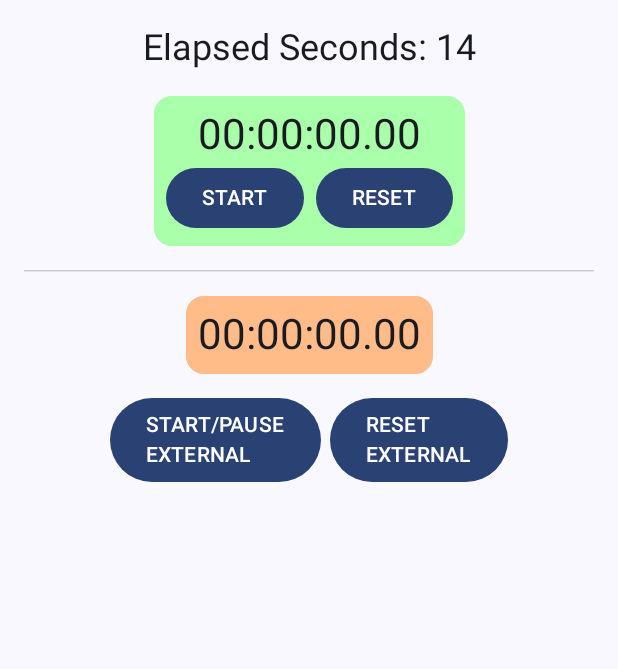
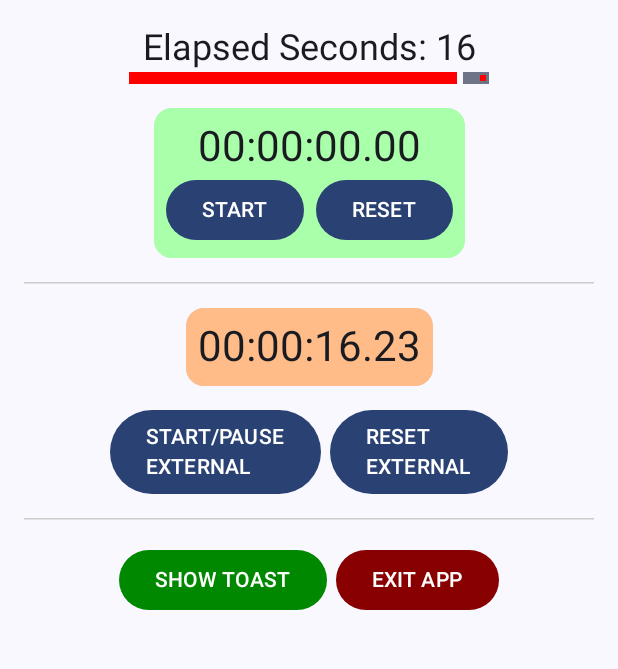
Before and after one commit to freego79/stopwatch-example, an Android app built with Jetpack Compose: the screen it shows after launch (MainActivity), after a tap on "RESET", on a phone screen of 412 x 824 dp, the part 96-765 px from its top. Run offline under Robolectric (Android 15) with nearby library versions, the phone set to English and light mode, and no system bars; 2 other taps on this screen came first.

Commit message:
ViewModelFactory, DataSource, Events, hoisted ViewState...

```diff
--- a/app/src/main/java/cz/freego/tutorial/stopwatchexample/MainActivity.kt
+++ b/app/src/main/java/cz/freego/tutorial/stopwatchexample/MainActivity.kt
@@ -13,7 +13,7 @@ import androidx.compose.material3.Scaffold
 import androidx.compose.material3.Text
 import androidx.compose.material3.TopAppBarDefaults
 import androidx.compose.ui.Modifier
-import cz.freego.tutorial.stopwatchexample.ui.component.TestCompose
+import cz.freego.tutorial.stopwatchexample.ui.TestCompose
 import cz.freego.tutorial.stopwatchexample.ui.theme.StopWatchExampleTheme
 
 @OptIn(ExperimentalMaterial3Api::class)
@@ -35,7 +35,8 @@ class MainActivity : ComponentActivity() {
                     }
                 ) { innerPadding ->
                     TestCompose(
-                        modifier = Modifier.padding(innerPadding)
+                        modifier = Modifier.padding(innerPadding),
+                        elapsedSeconds = 0,
                     )
                 }
             }
--- /dev/null
+++ b/app/src/main/java/cz/freego/tutorial/stopwatchexample/data/datasource/GreetingsDataSource.kt
@@ -0,0 +1,37 @@
+package cz.freego.tutorial.stopwatchexample.data.datasource
+
+class GreetingsDataSource {
+
+    private val greetings = listOf(
+        "Hello!",
+        "Hi!",
+        "Hey!",
+        "Greetings!",
+        "Good morning!",
+        "Good afternoon!",
+        "Good evening!",
+        "Good night!",
+        "What's up!",
+        "Howdy!",
+        "Yo!",
+        "What's going on!",
+        "Hi there!",
+        "Hey there!",
+        "How’s it going!",
+        "What's new!",
+        "Sup!",
+        "Salutations!",
+        "Holla!",
+        "Cheers!",
+        "Peace!",
+        "Welcome!",
+        "How do you do!",
+        "Good to see you!"
+    )
+    private var index = 0
+
+    fun nextGreetings(): String {
+        if (index >= greetings.size) index = 0
+        return greetings[index++]
+    }
+}
--- a/app/src/main/java/cz/freego/tutorial/stopwatchexample/ui/component/StopWatchCompose.kt
+++ b/app/src/main/java/cz/freego/tutorial/stopwatchexample/ui/StopWatchCompose.kt
@@ -1,4 +1,4 @@
-package cz.freego.tutorial.stopwatchexample.ui.component
+package cz.freego.tutorial.stopwatchexample.ui
 
 import androidx.compose.foundation.layout.Column
 import androidx.compose.foundation.layout.Row
@@ -14,8 +14,9 @@ import androidx.compose.ui.Alignment
 import androidx.compose.ui.Modifier
 import androidx.compose.ui.tooling.preview.Preview
 import androidx.compose.ui.unit.dp
-import androidx.lifecycle.viewmodel.compose.viewModel
 import cz.freego.tutorial.stopwatchexample.ui.theme.StopWatchExampleTheme
+import cz.freego.tutorial.stopwatchexample.viewmodel.StopWatchViewModel
+import cz.freego.tutorial.stopwatchexample.viewmodel.rememberStopWatchViewModel
 import java.util.Locale
 import java.util.concurrent.TimeUnit
 
@@ -23,23 +24,23 @@ import java.util.concurrent.TimeUnit
 fun StopWatchCompose(
     modifier: Modifier = Modifier,
     showButtons: Boolean = true,
-    viewModel: StopWatchViewModel = viewModel(),
-    // viewModel() je funkce, která je součástí Jetpack Compose a zajišťuje, že ViewModel je
-    // správně přiřazen k životnímu cyklu komponenty, např. aktivity nebo fragmentu. Tím pádem se
-    // stav ve StopWatchViewModel neztratí při otočení obrazovky.
+    viewModel: StopWatchViewModel = rememberStopWatchViewModel(),
 ) {
     Card {
         Column(
             modifier = modifier.padding(8.dp),
             horizontalAlignment = Alignment.CenterHorizontally
         ) {
-            Text(text = formatTime(viewModel.elapsedTime), style = MaterialTheme.typography.headlineMedium)
+            Text(
+                text = formatTime(viewModel.viewState.elapsedTime),
+                style = MaterialTheme.typography.headlineMedium
+            )
             if (showButtons) {
                 Row {
                     Button(onClick = { viewModel.startPause() }) {
                         Text(
                             when {
-                                viewModel.elapsedTime > 0L && !viewModel.running -> "RESUME"
+                                viewModel.viewState.elapsedTime > 0L && !viewModel.running -> "RESUME"
                                 viewModel.running -> "PAUSE"
                                 else -> "START"
                             }
--- /dev/null
+++ b/app/src/main/java/cz/freego/tutorial/stopwatchexample/ui/StopWatchViewState.kt
@@ -0,0 +1,10 @@
+package cz.freego.tutorial.stopwatchexample.ui
+
+import androidx.compose.runtime.getValue
+import androidx.compose.runtime.mutableLongStateOf
+import androidx.compose.runtime.setValue
+
+class StopWatchViewState {
+
+    var elapsedTime by mutableLongStateOf(0L)
+}
--- /dev/null
+++ b/app/src/main/java/cz/freego/tutorial/stopwatchexample/ui/TestCompose.kt
@@ -0,0 +1,166 @@
+package cz.freego.tutorial.stopwatchexample.ui
+
+import android.widget.Toast
+import androidx.compose.foundation.background
+import androidx.compose.foundation.layout.Column
+import androidx.compose.foundation.layout.Row
+import androidx.compose.foundation.layout.Spacer
+import androidx.compose.foundation.layout.height
+import androidx.compose.foundation.layout.padding
+import androidx.compose.foundation.layout.width
+import androidx.compose.foundation.rememberScrollState
+import androidx.compose.foundation.verticalScroll
+import androidx.compose.material3.Button
+import androidx.compose.material3.ButtonDefaults
+import androidx.compose.material3.HorizontalDivider
+import androidx.compose.material3.LinearProgressIndicator
+import androidx.compose.material3.MaterialTheme
+import androidx.compose.material3.Text
+import androidx.compose.runtime.Composable
+import androidx.compose.runtime.LaunchedEffect
+import androidx.compose.ui.Alignment
+import androidx.compose.ui.Modifier
+import androidx.compose.ui.graphics.Color
+import androidx.compose.ui.graphics.StrokeCap
+import androidx.compose.ui.platform.LocalContext
+import androidx.compose.ui.tooling.preview.Preview
+import androidx.compose.ui.unit.dp
+import cz.freego.tutorial.stopwatchexample.ui.theme.StopWatchExampleTheme
+import cz.freego.tutorial.stopwatchexample.viewmodel.StopWatchViewModel
+import cz.freego.tutorial.stopwatchexample.viewmodel.TestViewModel
+import cz.freego.tutorial.stopwatchexample.viewmodel.rememberStopWatchViewModel
+import cz.freego.tutorial.stopwatchexample.viewmodel.rememberTestViewModel
+
+@Composable
+fun TestCompose(
+    modifier: Modifier = Modifier,
+    elapsedSeconds: Int = 0,
+    viewModel: TestViewModel = rememberTestViewModel(initialSeconds = elapsedSeconds)
+) {
+    val firstStopWatchViewModel = rememberStopWatchViewModel(
+        initialMillis = 30000L,
+        key = "firstStopWatchViewModel",
+    )
+
+    val externalStopWatchViewModel = rememberStopWatchViewModel(
+        isRunning = true,
+        key = "externalStopWatchViewModel",
+    )
+
+    val context = LocalContext.current
+
+    // Odběr událostí z ViewModelu
+    LaunchedEffect(viewModel.eventFlow) {
+        viewModel.eventFlow.collect { event ->
+            when (event) {
+                is TestViewModel.Event.ShowToast -> {
+                    Toast.makeText(context, event.message, Toast.LENGTH_SHORT).show()
+                }
+                is TestViewModel.Event.ExitEvent -> {
+                    (context as? android.app.Activity)?.finish()
+                }
+            }
+        }
+    }
+
+    with(viewModel) {
+        Test.Content(
+            actions = this,
+            secondsElapsed = viewState.secondsElapsed,
+            progressToExit = viewState.progressToExit,
+            modifier = modifier,
+            firstStopWatchViewModel = firstStopWatchViewModel,
+            externalStopWatchViewModel = externalStopWatchViewModel,
+        )
+    }
+}
+
+object Test {
+
+    interface Actions {
+        fun showGreetings() = Unit
+        fun exitApp() = Unit
+    }
+
+    @Composable
+    fun Content(
+        actions: Actions,
+        secondsElapsed: Int,
+        progressToExit: Float,
+        modifier: Modifier = Modifier,
+        firstStopWatchViewModel: StopWatchViewModel,
+        externalStopWatchViewModel: StopWatchViewModel,
+    ) {
+        Column(
+            modifier = modifier
+                .verticalScroll(rememberScrollState())
+                .padding(16.dp),
+            horizontalAlignment = Alignment.CenterHorizontally
+        ) {
+            Text(text = "Elapsed Seconds: $secondsElapsed", style = MaterialTheme.typography.headlineSmall)
+
+            LinearProgressIndicator(
+                progress = { progressToExit },
+                modifier = Modifier.height(8.dp),
+                color = Color.Red,
+                strokeCap = StrokeCap.Butt
+            )
+
+            Spacer(modifier = Modifier.height(16.dp))
+
+            StopWatchCompose(
+                modifier = Modifier.background(Color(0xFFAAFFAA)),
+                viewModel = firstStopWatchViewModel
+            )
+
+            Spacer(modifier = Modifier.height(16.dp))
+            HorizontalDivider(thickness = 1.dp, color = Color.LightGray)
+            Spacer(modifier = Modifier.height(16.dp))
+
+            StopWatchCompose(
+                modifier = Modifier.background(Color(0xFFFFBB88)),
+                viewModel = externalStopWatchViewModel,
+                showButtons = false
+            )
+
+            Spacer(modifier = Modifier.height(16.dp))
+            Row {
+                Button(onClick = { externalStopWatchViewModel.startPause() }) {
+                    Text("START/PAUSE\nEXTERNAL")
+                }
+                Spacer(modifier = Modifier.width(6.dp))
+                Button(onClick = { externalStopWatchViewModel.reset() }) {
+                    Text("RESET\nEXTERNAL")
+                }
+            }
+
+            Spacer(modifier = Modifier.height(16.dp))
+            HorizontalDivider(thickness = 1.dp, color = Color.LightGray)
+            Spacer(modifier = Modifier.height(16.dp))
+
+            Row {
+                Button(
+                    colors = ButtonDefaults.buttonColors().copy(containerColor = Color(0xFF008800)),
+                    onClick = { actions.showGreetings() }
+                ) {
+                    Text("SHOW TOAST")
+                }
+                Spacer(modifier = Modifier.width(6.dp))
+                Button(
+                    colors = ButtonDefaults.buttonColors().copy(containerColor = Color(0xFF880000)),
+                    onClick = { actions.exitApp() }
+                ) {
+                    Text("EXIT APP")
+                }
+            }
+        }
+    }
+}
+
+@Preview(showBackground = true)
+@Composable
+fun TestComposePreview() {
+    StopWatchExampleTheme {
+        TestCompose(elapsedSeconds = 15)
+    }
+}
--- /dev/null
+++ b/app/src/main/java/cz/freego/tutorial/stopwatchexample/ui/TestViewState.kt
@@ -0,0 +1,12 @@
+package cz.freego.tutorial.stopwatchexample.ui
+
+import androidx.compose.runtime.getValue
+import androidx.compose.runtime.mutableFloatStateOf
+import androidx.compose.runtime.mutableIntStateOf
+import androidx.compose.runtime.setValue
+
+class TestViewState {
+
+    var secondsElapsed by mutableIntStateOf(0)
+    var progressToExit by mutableFloatStateOf(1f)
+}
--- a/app/src/main/java/cz/freego/tutorial/stopwatchexample/ui/component/StopWatchViewModel.kt
+++ /dev/null
@@ -1,38 +0,0 @@
-package cz.freego.tutorial.stopwatchexample.ui.component
-
-import android.os.SystemClock
-import androidx.compose.runtime.getValue
-import androidx.compose.runtime.mutableLongStateOf
-import androidx.compose.runtime.setValue
-import androidx.lifecycle.ViewModel
-import androidx.lifecycle.viewModelScope
-import kotlinx.coroutines.delay
-import kotlinx.coroutines.launch
-
-class StopWatchViewModel : ViewModel() {
-    var elapsedTime by mutableLongStateOf(0L)
-        private set
-
-    private var startTime = 0L
-    var running = false
-
-    fun startPause() {
-        if (running) {
-            running = false
-        } else {
-            startTime = SystemClock.elapsedRealtime() - elapsedTime
-            running = true
-            viewModelScope.launch {
-                while (running) {
-                    elapsedTime = SystemClock.elapsedRealtime() - startTime
-                    delay(10)
-                }
-            }
-        }
-    }
-
-    fun reset() {
-        running = false
-        elapsedTime = 0L
-    }
-}
--- a/app/src/main/java/cz/freego/tutorial/stopwatchexample/ui/component/TestCompose.kt
+++ /dev/null
@@ -1,93 +0,0 @@
-package cz.freego.tutorial.stopwatchexample.ui.component
-
-import androidx.compose.foundation.background
-import androidx.compose.foundation.layout.Column
-import androidx.compose.foundation.layout.Row
-import androidx.compose.foundation.layout.Spacer
-import androidx.compose.foundation.layout.height
-import androidx.compose.foundation.layout.padding
-import androidx.compose.foundation.layout.width
-import androidx.compose.foundation.rememberScrollState
-import androidx.compose.foundation.verticalScroll
-import androidx.compose.material3.Button
-import androidx.compose.material3.HorizontalDivider
-import androidx.compose.material3.MaterialTheme
-import androidx.compose.material3.Text
-import androidx.compose.runtime.Composable
-import androidx.compose.ui.Alignment
-import androidx.compose.ui.Modifier
-import androidx.compose.ui.graphics.Color
-import androidx.compose.ui.tooling.preview.Preview
-import androidx.compose.ui.unit.dp
-import androidx.lifecycle.viewmodel.compose.viewModel
-import cz.freego.tutorial.stopwatchexample.ui.theme.StopWatchExampleTheme
-
-@Composable
-fun TestCompose(
-    modifier: Modifier = Modifier,
-    viewModel: TestViewModel = viewModel()
-    // viewModel() je funkce, která je součástí Jetpack Compose a zajišťuje, že ViewModel je
-    // správně přiřazen k životnímu cyklu komponenty, např. aktivity nebo fragmentu. Tím pádem se
-    // stav ve TestViewModel neztratí při otočení obrazovky.
-) {
-    val firstStopWatchViewModel: StopWatchViewModel = viewModel(
-        key = "firstStopWatchViewModel"
-    )
-    val externalStopWatchViewModel: StopWatchViewModel = viewModel(
-        key = "externalStopWatchViewModel"
-    )
-    // Proč jsme nepoužili remember? Protože Funkce remember se používá pro uchovávání stavu,
-    // ale v tomto případě neudržuje stav mezi otočením obrazovky, což způsobuje resetování stopky.
-    // Použití viewModel() zajistí, že stavy zůstanou i po změně konfigurace. Proto i zde instance
-    // firstStopWatchViewModel a externalStopWatchViewModel získáváme přes viewModel().
-    //
-    // Proč používáme v metodě viewModel() i parametr "key"? Tímto způsobem každá stopka
-    // (firstStopWatchViewModel a externalStopWatchViewModel) získá svůj vlastní
-    // nezávislý ViewModel, což znamená, že změny stavu v jedné instanci stopky nebudou
-    // ovlivňovat druhou.
-
-    Column(
-        modifier = modifier
-            .verticalScroll(rememberScrollState())
-            .padding(16.dp),
-        horizontalAlignment = Alignment.CenterHorizontally
-    ) {
-        Text(text = "Elapsed Seconds: ${viewModel.secondsElapsed}", style = MaterialTheme.typography.headlineSmall)
-
-        Spacer(modifier = Modifier.height(16.dp))
-
-        StopWatchCompose(
-            modifier = Modifier.background(Color(0xFFAAFFAA)),
-            viewModel = firstStopWatchViewModel
-        )
-
-        Spacer(modifier = Modifier.height(16.dp))
-        HorizontalDivider(thickness = 1.dp, color = Color.LightGray)
-        Spacer(modifier = Modifier.height(16.dp))
-
-        StopWatchCompose(
-            modifier = Modifier.background(Color(0xFFFFBB88)),
-            viewModel = externalStopWatchViewModel,
-            showButtons = false
-        )
-
-        Spacer(modifier = Modifier.height(16.dp))
-        Row {
-            Button(onClick = { externalStopWatchViewModel.startPause() }) {
-                Text("START/PAUSE\nEXTERNAL")
-            }
-            Spacer(modifier = Modifier.width(6.dp))
-            Button(onClick = { externalStopWatchViewModel.reset() }) {
-                Text("RESET\nEXTERNAL")
-            }
-        }
-    }
-}
-
-@Preview(showBackground = true)
-@Composable
-fun TestComposePreview() {
-    StopWatchExampleTheme {
-        TestCompose()
-    }
-}
--- a/app/src/main/java/cz/freego/tutorial/stopwatchexample/ui/component/TestViewModel.kt
+++ /dev/null
@@ -1,27 +0,0 @@
-package cz.freego.tutorial.stopwatchexample.ui.component
-
-import androidx.compose.runtime.getValue
-import androidx.compose.runtime.mutableIntStateOf
-import androidx.compose.runtime.setValue
-import androidx.lifecycle.ViewModel
-import androidx.lifecycle.viewModelScope
-import kotlinx.coroutines.delay
-import kotlinx.coroutines.launch
-
-class TestViewModel : ViewModel() {
-    var secondsElapsed by mutableIntStateOf(0)
-        private set
-
-    private var running = true
-
-    init {
-        viewModelScope.launch {
-            while (true) {
-                delay(1000)
-                if (running) {
-                    secondsElapsed++
-                }
-            }
-        }
-    }
-}
--- /dev/null
+++ b/app/src/main/java/cz/freego/tutorial/stopwatchexample/utils/ComposeHelper.kt
@@ -0,0 +1,32 @@
+package cz.freego.tutorial.stopwatchexample.utils
+
+import androidx.compose.runtime.Composable
+import androidx.compose.runtime.remember
+import androidx.lifecycle.ViewModel
+import androidx.lifecycle.ViewModelProvider
+import androidx.lifecycle.viewmodel.compose.viewModel
+
+@Composable
+fun <T : ViewModel> rememberViewModelFactory(
+    modelClass: Class<T>,
+    key: String? = null,
+    factory: () -> T,
+): T {
+    val factoryInstance = remember {
+        object : ViewModelProvider.Factory {
+            override fun <T : ViewModel> create(modelClass: Class<T>): T {
+                val viewModel = factory()
+                if (modelClass.isInstance(viewModel)) {
+                    @Suppress("UNCHECKED_CAST")
+                    return viewModel as T
+                }
+                throw IllegalArgumentException("Unknown ViewModel: $modelClass")
+            }
+        }
+    }
+    return viewModel(
+        modelClass = modelClass,
+        factory = factoryInstance,
+        key = key,
+    )
+}
--- /dev/null
+++ b/app/src/main/java/cz/freego/tutorial/stopwatchexample/viewmodel/StopWatchViewModel.kt
@@ -0,0 +1,61 @@
+package cz.freego.tutorial.stopwatchexample.viewmodel
+
+import android.os.SystemClock
+import androidx.compose.runtime.Composable
+import androidx.lifecycle.ViewModel
+import androidx.lifecycle.viewModelScope
+import cz.freego.tutorial.stopwatchexample.ui.StopWatchViewState
+import cz.freego.tutorial.stopwatchexample.utils.rememberViewModelFactory
+import kotlinx.coroutines.delay
+import kotlinx.coroutines.launch
+
+class StopWatchViewModel(
+    initialMillis: Long,
+    isRunning: Boolean,
+) : ViewModel() {
+
+    val viewState = StopWatchViewState()
+
+    private var startTime = 0L
+    var running = false
+
+    init {
+        viewState.elapsedTime = initialMillis
+        if (isRunning) startPause()
+    }
+
+    fun startPause() {
+        if (running) {
+            running = false
+        } else {
+            startTime = SystemClock.elapsedRealtime() - viewState.elapsedTime
+            running = true
+            viewModelScope.launch {
+                while (running) {
+                    viewState.elapsedTime = SystemClock.elapsedRealtime() - startTime
+                    delay(10)
+                }
+            }
+        }
+    }
+
+    fun reset() {
+        running = false
+        viewState.elapsedTime = 0L
+    }
+}
+
+@Composable
+fun rememberStopWatchViewModel(
+    initialMillis: Long = 0L,
+    isRunning: Boolean = false,
+    key: String? = null,
+) = rememberViewModelFactory(
+    modelClass = StopWatchViewModel::class.java,
+    key = key,
+) {
+    StopWatchViewModel(
+        initialMillis = initialMillis,
+        isRunning = isRunning,
+    )
+}
--- /dev/null
+++ b/app/src/main/java/cz/freego/tutorial/stopwatchexample/viewmodel/TestViewModel.kt
@@ -0,0 +1,82 @@
+package cz.freego.tutorial.stopwatchexample.viewmodel
+
+import androidx.compose.runtime.Composable
+import androidx.lifecycle.ViewModel
+import androidx.lifecycle.viewModelScope
+import cz.freego.tutorial.stopwatchexample.data.datasource.GreetingsDataSource
+import cz.freego.tutorial.stopwatchexample.ui.Test
+import cz.freego.tutorial.stopwatchexample.ui.TestViewState
+import cz.freego.tutorial.stopwatchexample.utils.rememberViewModelFactory
+import kotlinx.coroutines.delay
+import kotlinx.coroutines.flow.MutableSharedFlow
+import kotlinx.coroutines.flow.asSharedFlow
+import kotlinx.coroutines.launch
+
+class TestViewModel(
+    initialSeconds: Int,
+    private val _greetingsDataSource: GreetingsDataSource,
+): ViewModel(), Test.Actions {
+    // SharedFlow pro posílání událostí do UI
+    private val _eventFlow = MutableSharedFlow<Event>()
+    val eventFlow = _eventFlow.asSharedFlow()
+
+    val viewState = TestViewState()
+
+    private val secondsToExitApp = 180
+    private val toastMessageSecondsBeforeExitApp = 15
+
+    private var running = true
+
+    init {
+        viewState.secondsElapsed = initialSeconds
+        viewState.progressToExit = 1f
+
+        viewModelScope.launch {
+            while (true) {
+                delay(1000)
+                if (running) {
+                    viewState.secondsElapsed++
+                    viewState.progressToExit = 1f - viewState.secondsElapsed.toFloat() / secondsToExitApp.toFloat()
+                    if (viewState.secondsElapsed + toastMessageSecondsBeforeExitApp == secondsToExitApp) {
+                        showToastMessage("Aplikace bude zavřena za $toastMessageSecondsBeforeExitApp vteřin!")
+                    }
+                    if (viewState.secondsElapsed >= secondsToExitApp) {
+                        exitApp()
+                    }
+                }
+            }
+        }
+    }
+
+    private fun showToastMessage(message: String) {
+        viewModelScope.launch {
+            _eventFlow.emit(Event.ShowToast(message))
+        }
+    }
+
+    override fun showGreetings() {
+        showToastMessage(_greetingsDataSource.nextGreetings())
+    }
+
+    override fun exitApp() {
+        viewModelScope.launch {
+            _eventFlow.emit(Event.ExitEvent)
+        }
+    }
+
+    // Definice eventu (může být rozšířena podle potřeby)
+    sealed class Event {
+        object ExitEvent : Event()
+        data class ShowToast(val message: String) : Event()
+    }
+}
+
+@Composable
+fun rememberTestViewModel(
+    initialSeconds: Int = 0,
+) = rememberViewModelFactory(TestViewModel::class.java) {
+    TestViewModel(
+        initialSeconds = initialSeconds,
+        _greetingsDataSource = GreetingsDataSource()
+    )
+}
```
